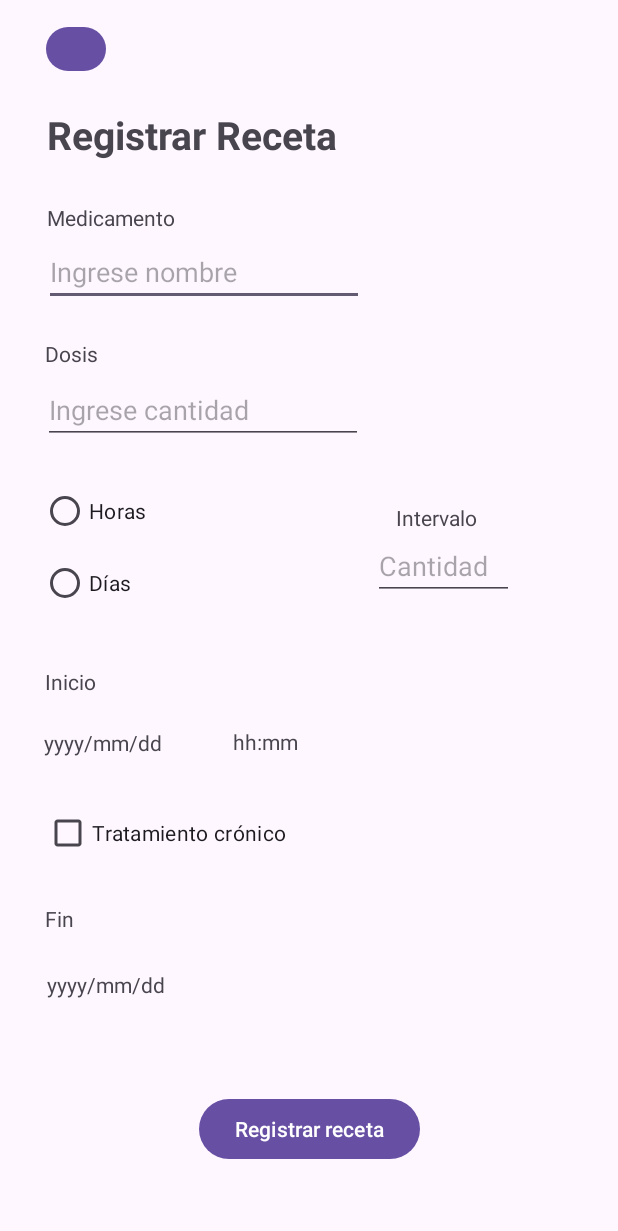
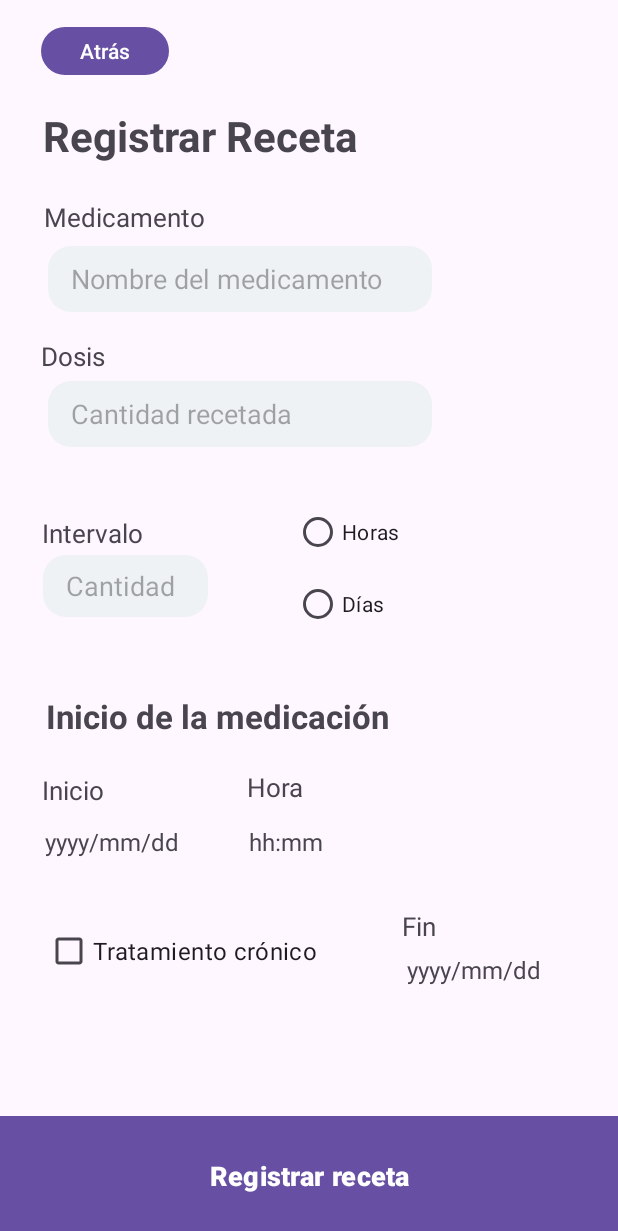
Before and after one commit to andu7u7/med-project, an Android app: the MainActivity screen opened directly, with no data from a screen before it, on a phone screen of 412 x 824 dp. Shown: the top 1231 px of the screen. Run offline under Robolectric (Android 15) with nearby library versions, the phone set to English and light mode, and no system bars.

Commit message:
Nuevo .xml "border_radius" para asignar un diseño a los input Cambio pequeño de diseño en Registrar Receta (activity_main.xml)

```diff
--- /dev/null
+++ b/app/src/main/res/drawable/border_radius.xml
@@ -0,0 +1,8 @@
+<?xml version="1.0" encoding="utf-8"?>
+<shape xmlns:android="http://schemas.android.com/apk/res/android">
+    <corners android:radius="15dp" /> <!-- Ajusta el radio según lo desees -->
+    <solid android:color="#EFF2F5" /> <!-- Color de fondo -->
+    <stroke
+        android:width="0dp"
+        android:color="#EFF2F5" />
+</shape>
--- a/app/src/main/res/layout/activity_main.xml
+++ b/app/src/main/res/layout/activity_main.xml
@@ -8,10 +8,10 @@
 
     <Button
         android:id="@+id/btnRegresar"
-        android:layout_width="40dp"
-        android:layout_height="37dp"
+        android:layout_width="85dp"
+        android:layout_height="40dp"
         android:onClick="IrListaRecetas"
-        android:text="regresar"
+        android:text="Atrás"
         app:layout_constraintBottom_toBottomOf="parent"
         app:layout_constraintEnd_toEndOf="parent"
         app:layout_constraintHorizontal_bias="0.083"
@@ -24,7 +24,7 @@
         android:layout_width="wrap_content"
         android:layout_height="wrap_content"
         android:text="Registrar Receta"
-        android:textSize="26sp"
+        android:textSize="28sp"
         android:textStyle="bold"
         app:layout_constraintBottom_toBottomOf="parent"
         app:layout_constraintEnd_toEndOf="parent"
@@ -34,42 +34,48 @@
         app:layout_constraintVertical_bias="0.091" />
 
     <TextView
+        android:id="@+id/textView9"
+        android:layout_width="wrap_content"
+        android:layout_height="wrap_content"
+        android:text="Inicio de la medicación"
+        android:textSize="22sp"
+        android:textStyle="bold"
+        app:layout_constraintBottom_toBottomOf="parent"
+        app:layout_constraintEnd_toEndOf="parent"
+        app:layout_constraintHorizontal_bias="0.169"
+        app:layout_constraintStart_toStartOf="parent"
+        app:layout_constraintTop_toTopOf="parent"
+        app:layout_constraintVertical_bias="0.582" />
+
+    <TextView
         android:id="@+id/textView2"
         android:layout_width="wrap_content"
         android:layout_height="wrap_content"
         android:text="Medicamento"
+        android:textSize="17sp"
         app:layout_constraintBottom_toBottomOf="parent"
         app:layout_constraintEnd_toEndOf="parent"
-        app:layout_constraintHorizontal_bias="0.095"
+        app:layout_constraintHorizontal_bias="0.097"
         app:layout_constraintStart_toStartOf="parent"
         app:layout_constraintTop_toTopOf="parent"
-        app:layout_constraintVertical_bias="0.168" />
+        app:layout_constraintVertical_bias="0.166" />
 
     <EditText
         android:id="@+id/txtNombreMedicamento"
-        android:layout_width="wrap_content"
-        android:layout_height="wrap_content"
-        android:hint="Ingrese nombre"
+        android:layout_width="256dp"
+        android:layout_height="44dp"
+        android:background="@drawable/border_radius"
         android:ems="10"
+        android:hint="Nombre del medicamento"
         android:inputType="text"
+        android:paddingLeft="15dp"
+        android:paddingRight="15dp"
         app:layout_constraintBottom_toBottomOf="parent"
         app:layout_constraintEnd_toEndOf="parent"
-        app:layout_constraintHorizontal_bias="0.148"
+        app:layout_constraintHorizontal_bias="0.204"
         app:layout_constraintStart_toStartOf="parent"
         app:layout_constraintTop_toTopOf="parent"
-        app:layout_constraintVertical_bias="0.204" />
-
-    <TextView
-        android:id="@+id/textView4"
-        android:layout_width="wrap_content"
-        android:layout_height="wrap_content"
-        android:text="Intervalo"
-        app:layout_constraintBottom_toBottomOf="parent"
-        app:layout_constraintEnd_toEndOf="parent"
-        app:layout_constraintHorizontal_bias="0.738"
-        app:layout_constraintStart_toStartOf="parent"
-        app:layout_constraintTop_toTopOf="parent"
-        app:layout_constraintVertical_bias="0.417" />
+        app:layout_constraintVertical_bias="0.210" />
 
     <TextView
         android:id="@+id/txtFechaInicio"
@@ -77,12 +83,26 @@
         android:layout_height="wrap_content"
         android:onClick="abrirCalendario"
         android:text="yyyy/mm/dd"
+        android:textSize="16sp"
         app:layout_constraintBottom_toBottomOf="parent"
         app:layout_constraintEnd_toEndOf="parent"
-        app:layout_constraintHorizontal_bias="0.087"
+        app:layout_constraintHorizontal_bias="0.092"
         app:layout_constraintStart_toStartOf="parent"
         app:layout_constraintTop_toTopOf="parent"
-        app:layout_constraintVertical_bias="0.603" />
+        app:layout_constraintVertical_bias="0.686" />
+
+    <TextView
+        android:id="@+id/textView5"
+        android:layout_width="wrap_content"
+        android:layout_height="wrap_content"
+        android:text="Inicio"
+        android:textSize="17sp"
+        app:layout_constraintBottom_toBottomOf="parent"
+        app:layout_constraintEnd_toEndOf="parent"
+        app:layout_constraintHorizontal_bias="0.076"
+        app:layout_constraintStart_toStartOf="parent"
+        app:layout_constraintTop_toTopOf="parent"
+        app:layout_constraintVertical_bias="0.643" />
 
     <TextView
         android:id="@+id/txtHoraInicio"
@@ -90,24 +110,26 @@
         android:layout_height="wrap_content"
         android:onClick="abrirHora"
         android:text="hh:mm"
+        android:textSize="16sp"
         app:layout_constraintBottom_toBottomOf="parent"
         app:layout_constraintEnd_toEndOf="parent"
-        app:layout_constraintHorizontal_bias="0.421"
+        app:layout_constraintHorizontal_bias="0.457"
         app:layout_constraintStart_toStartOf="parent"
         app:layout_constraintTop_toTopOf="parent"
-        app:layout_constraintVertical_bias="0.602" />
+        app:layout_constraintVertical_bias="0.686" />
 
     <TextView
-        android:id="@+id/textView5"
+        android:id="@+id/textView"
         android:layout_width="wrap_content"
         android:layout_height="wrap_content"
-        android:text="Inicio"
+        android:text="Hora"
+        android:textSize="17sp"
         app:layout_constraintBottom_toBottomOf="parent"
         app:layout_constraintEnd_toEndOf="parent"
-        app:layout_constraintHorizontal_bias="0.079"
+        app:layout_constraintHorizontal_bias="0.441"
         app:layout_constraintStart_toStartOf="parent"
         app:layout_constraintTop_toTopOf="parent"
-        app:layout_constraintVertical_bias="0.553" />
+        app:layout_constraintVertical_bias="0.641" />
 
     <TextView
         android:id="@+id/txtFechaFin"
@@ -115,24 +137,39 @@
         android:layout_height="wrap_content"
         android:onClick="abrirCalendario"
         android:text="yyyy/mm/dd"
+        android:textSize="16sp"
         app:layout_constraintBottom_toBottomOf="parent"
         app:layout_constraintEnd_toEndOf="parent"
-        app:layout_constraintHorizontal_bias="0.093"
+        app:layout_constraintHorizontal_bias="0.841"
         app:layout_constraintStart_toStartOf="parent"
         app:layout_constraintTop_toTopOf="parent"
-        app:layout_constraintVertical_bias="0.804" />
+        app:layout_constraintVertical_bias="0.792" />
+
+    <TextView
+        android:id="@+id/textView6"
+        android:layout_width="wrap_content"
+        android:layout_height="wrap_content"
+        android:text="Fin"
+        android:textSize="17sp"
+        app:layout_constraintBottom_toBottomOf="parent"
+        app:layout_constraintEnd_toEndOf="parent"
+        app:layout_constraintHorizontal_bias="0.689"
+        app:layout_constraintStart_toStartOf="parent"
+        app:layout_constraintTop_toTopOf="parent"
+        app:layout_constraintVertical_bias="0.757" />
 
     <CheckBox
         android:id="@+id/cbCronico"
         android:layout_width="wrap_content"
         android:layout_height="wrap_content"
         android:text="Tratamiento crónico"
+        android:textSize="16sp"
         app:layout_constraintBottom_toBottomOf="parent"
         app:layout_constraintEnd_toEndOf="parent"
-        app:layout_constraintHorizontal_bias="0.116"
+        app:layout_constraintHorizontal_bias="0.131"
         app:layout_constraintStart_toStartOf="parent"
         app:layout_constraintTop_toTopOf="parent"
-        app:layout_constraintVertical_bias="0.685" />
+        app:layout_constraintVertical_bias="0.786" />
 
     <RadioGroup
         android:id="@+id/rgIntervalo"
@@ -140,10 +177,10 @@
         android:layout_height="115dp"
         app:layout_constraintBottom_toBottomOf="parent"
         app:layout_constraintEnd_toEndOf="parent"
-        app:layout_constraintHorizontal_bias="0.109"
+        app:layout_constraintHorizontal_bias="0.79"
         app:layout_constraintStart_toStartOf="parent"
         app:layout_constraintTop_toTopOf="parent"
-        app:layout_constraintVertical_bias="0.447">
+        app:layout_constraintVertical_bias="0.467">
 
         <RadioButton
             android:id="@+id/rbIntervaloHoras"
@@ -160,66 +197,84 @@
 
     <EditText
         android:id="@+id/cantDosis"
-        android:layout_width="wrap_content"
-        android:layout_height="wrap_content"
+        android:layout_width="256dp"
+        android:layout_height="44dp"
+        android:background="@drawable/border_radius"
         android:ems="10"
-        android:hint="Ingrese cantidad"
+        android:hint="Cantidad recetada"
+        android:autofillHints=""
         android:inputType="number"
+        android:paddingLeft="15dp"
+        android:paddingRight="15dp"
         app:layout_constraintBottom_toBottomOf="parent"
         app:layout_constraintEnd_toEndOf="parent"
-        app:layout_constraintHorizontal_bias="0.143"
+        app:layout_constraintHorizontal_bias="0.204"
         app:layout_constraintStart_toStartOf="parent"
         app:layout_constraintTop_toTopOf="parent"
-        app:layout_constraintVertical_bias="0.322" />
+        app:layout_constraintVertical_bias="0.326" />
 
     <EditText
         android:id="@+id/txtIntervalo"
-        android:layout_width="94dp"
+        android:layout_width="110dp"
         android:layout_height="41dp"
+        android:background="@drawable/border_radius"
         android:ems="10"
         android:hint="Cantidad"
+        android:autofillHints=""
         android:inputType="number"
+        android:paddingLeft="15dp"
+        android:paddingRight="15dp"
         app:layout_constraintBottom_toBottomOf="parent"
         app:layout_constraintEnd_toEndOf="parent"
-        app:layout_constraintHorizontal_bias="0.781"
+        app:layout_constraintHorizontal_bias="0.095"
         app:layout_constraintStart_toStartOf="parent"
         app:layout_constraintTop_toTopOf="parent"
-        app:layout_constraintVertical_bias="0.458" />
+        app:layout_constraintVertical_bias="0.473" />
+
+    <TextView
+        android:id="@+id/textView4"
+        android:layout_width="wrap_content"
+        android:layout_height="wrap_content"
+        android:text="Intervalo"
+        android:textSize="17sp"
+        app:layout_constraintBottom_toBottomOf="parent"
+        app:layout_constraintEnd_toEndOf="parent"
+        app:layout_constraintHorizontal_bias="0.082"
+        app:layout_constraintStart_toStartOf="parent"
+        app:layout_constraintTop_toTopOf="parent"
+        app:layout_constraintVertical_bias="0.429" />
 
     <TextView
         android:id="@+id/textView3"
         android:layout_width="wrap_content"
         android:layout_height="wrap_content"
         android:text="Dosis"
+        android:textSize="17sp"
         app:layout_constraintBottom_toBottomOf="parent"
         app:layout_constraintEnd_toEndOf="parent"
-        app:layout_constraintHorizontal_bias="0.079"
+        app:layout_constraintHorizontal_bias="0.074"
         app:layout_constraintStart_toStartOf="parent"
         app:layout_constraintTop_toTopOf="parent"
-        app:layout_constraintVertical_bias="0.281" />
-
-    <TextView
-        android:id="@+id/textView6"
-        android:layout_width="wrap_content"
-        android:layout_height="wrap_content"
-        android:text="Fin"
-        app:layout_constraintBottom_toBottomOf="parent"
-        app:layout_constraintEnd_toEndOf="parent"
-        app:layout_constraintHorizontal_bias="0.076"
-        app:layout_constraintStart_toStartOf="parent"
-        app:layout_constraintTop_toTopOf="parent"
-        app:layout_constraintVertical_bias="0.749" />
+        app:layout_constraintVertical_bias="0.282" />
 
     <Button
         android:id="@+id/btnRegistrar"
-        android:layout_width="wrap_content"
-        android:layout_height="wrap_content"
+        android:layout_width="match_parent"
+        android:layout_height="80dp"
+        android:backgroundTint="#6750A3"
+        android:insetLeft="-40dp"
+        android:insetTop="0dp"
+        android:insetRight="-40dp"
+        android:insetBottom="0dp"
         android:onClick="registrar"
         android:text="Registrar receta"
+        android:textSize="18sp"
+        android:textStyle="bold"
         app:layout_constraintBottom_toBottomOf="parent"
         app:layout_constraintEnd_toEndOf="parent"
+        app:layout_constraintHorizontal_bias="0.0"
         app:layout_constraintStart_toStartOf="parent"
         app:layout_constraintTop_toTopOf="parent"
-        app:layout_constraintVertical_bias="0.939" />
+        app:layout_constraintVertical_bias="1.0" />
 
 </androidx.constraintlayout.widget.ConstraintLayout>
```
